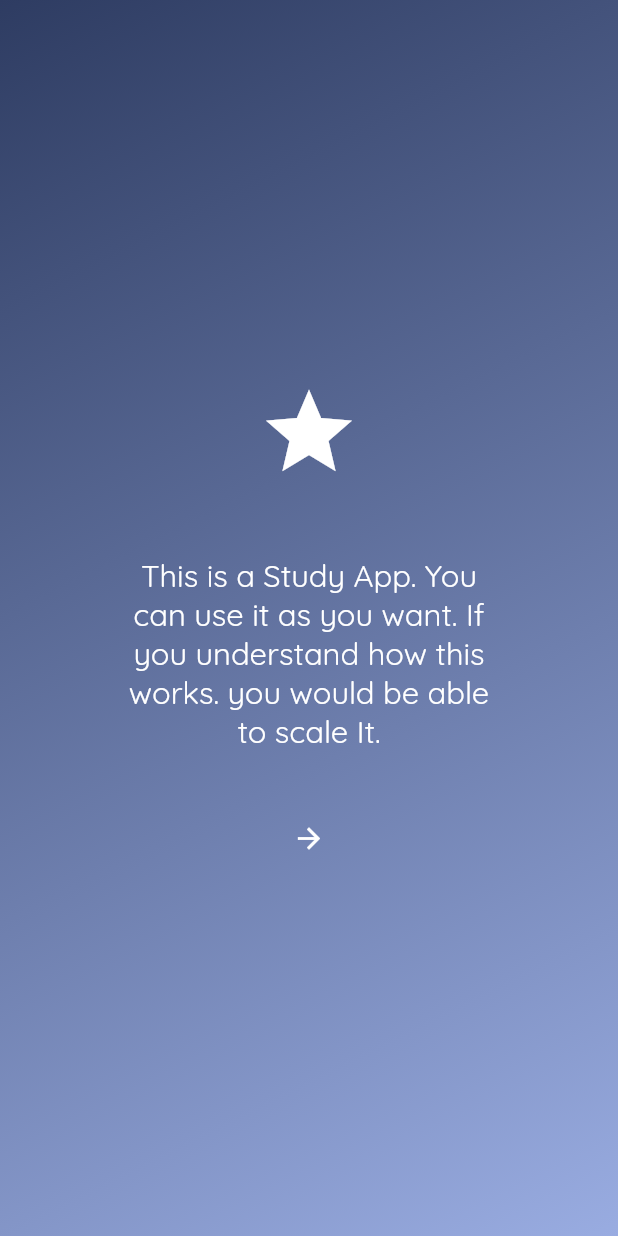
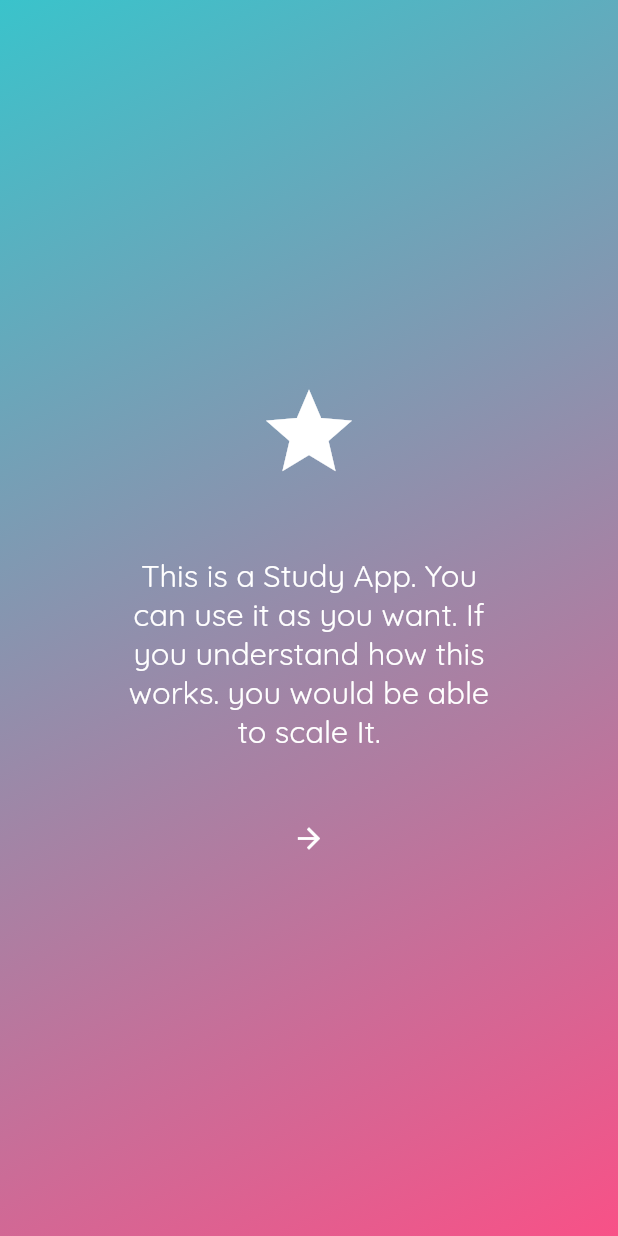
Before and after one commit to sherryqaisrani/flutter_quiz_app, a Flutter app: the screen it shows after launch, on a phone screen of 412 x 824 dp. Run offline on Flutter 3.47's test engine with Material 2 defaults, Android fonts, the phone set to English and light mode, and no system bars; our stand-ins replace cloud_firestore, firebase_core, firebase_storage, flutter_screenutil, get, google_fonts; accounts and stored records are empty; project files that could hold a hidden picture were left out.

```diff
--- a/lib/firebase_services/initial_binding.dart
+++ b/lib/firebase_services/initial_binding.dart
@@ -1,11 +1,13 @@
 import 'package:get/get.dart';
 import 'package:quiz_app/controllers/auth_controller.dart';
 import 'package:quiz_app/controllers/theme_controller.dart';
+import 'package:quiz_app/firebase_services/paper_images_service.dart';
 
 class InitialBinding implements Bindings {
   @override
   dependencies() {
     Get.put(ThemeController());
     Get.put(AuthController(), permanent: true);
+    Get.put(PaperImageServices());
   }
 }
--- a/lib/main.dart
+++ b/lib/main.dart
@@ -10,15 +10,14 @@ import 'package:quiz_app/screens/splash_screen.dart';
 import 'package:quiz_app/themes_config/app_dark_theme.dart';
 import 'package:quiz_app/themes_config/app_light_theme.dart';
 import 'package:quiz_app/utils/routes.dart';
-
 import 'firebase_options.dart';
 
 Future<void> main() async {
   WidgetsFlutterBinding.ensureInitialized();
   InitialBinding().dependencies();
-  // await Firebase.initializeApp(
-  //   options: DefaultFirebaseOptions.currentPlatform,
-  // );
+  await Firebase.initializeApp(
+    options: DefaultFirebaseOptions.currentPlatform,
+  );
   runApp(const MyApp());
 }
 
@@ -38,7 +37,7 @@ class MyApp extends StatelessWidget {
           getPages: appRoutes.routes,
           title: 'Study App',
           // You can use the library anywhere in the app even in theme
-          theme: Get.find<ThemeController>().darkThemeData,
+          theme: Get.find<ThemeController>().lightThemeData,
           home: child,
         );
       },
--- a/lib/screens/app_intoduction.dart
+++ b/lib/screens/app_intoduction.dart
@@ -40,10 +40,12 @@ class AppIntroScreen extends StatelessWidget {
                 height: 40.h,
               ),
               AppCircleButton(
-                  icon: Icon(
+                  icon: const Icon(
                     Icons.arrow_forward,
                   ),
-                  onTap: () {}),
+                  onTap: () {
+                    Get.offAllNamed('/home');
+                  }),
             ],
           ),
         ),
--- a/lib/utils/routes.dart
+++ b/lib/utils/routes.dart
@@ -1,10 +1,23 @@
 import 'package:get/get.dart';
+import 'package:quiz_app/controllers/paper_image_controller.dart';
 import 'package:quiz_app/screens/app_intoduction.dart';
+import 'package:quiz_app/screens/home_screen.dart';
 import 'package:quiz_app/screens/splash_screen.dart';
 
 class appRoutes {
   static List<GetPage> routes = [
     GetPage(name: '/', page: () => SplashScreen()),
     GetPage(name: '/introduction', page: () => AppIntroScreen()),
+    GetPage(
+      name: '/home',
+      page: () => HomeScreen(),
+      binding: BindingsBuilder(
+        () {
+          Get.put(
+            PaperImageController(),
+          );
+        },
+      ),
+    ),
   ];
 }
--- a/lib/widgets/app_circle_button.dart
+++ b/lib/widgets/app_circle_button.dart
@@ -17,13 +17,12 @@ class AppCircleButton extends StatelessWidget {
 
   @override
   Widget build(BuildContext context) {
-    return const Material(
+    return Material(
       type: MaterialType.transparency,
       shape: CircleBorder(),
       child: InkWell(
-        child: Icon(
-          Icons.arrow_forward,
-        ),
+        onTap: onTap,
+        child: icon,
       ),
     );
   }
--- a/pubspec.yaml
+++ b/pubspec.yaml
@@ -40,6 +40,7 @@ dependencies:
   flutter_screenutil: ^5.5.3+2
   firebase_core: ^1.20.1
   cloud_firestore: ^3.4.4
+  firebase_storage: ^10.3.6
 
 dev_dependencies:
   flutter_test:
```
Also changed, not shown: lib/controllers/paper_image_controller.dart (added, +24 -0 lines), lib/firebase_services/paper_images_service.dart (added, +21 -0 lines), lib/screens/home_screen.dart (added, +36 -0 lines), assets/images/biology.png (added), assets/images/english.png (added), pubspec.lock, 1 other file.
